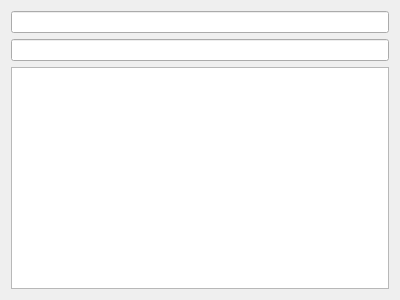
Before: the Qt Designer form opcua/OpcUaView.ui in CodElecCz/ArburgDataCollection, drawn with Qt 5.
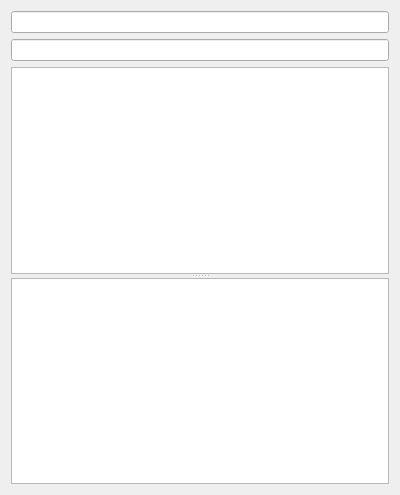
After: the same form once the commit is applied.

```diff
--- a/opcua/OpcUaView.ui
+++ b/opcua/OpcUaView.ui
@@ -7,13 +7,13 @@
     <x>0</x>
     <y>0</y>
     <width>400</width>
-    <height>300</height>
+    <height>495</height>
    </rect>
   </property>
   <property name="windowTitle">
    <string>Form</string>
   </property>
-  <layout class="QVBoxLayout" name="verticalLayout">
+  <layout class="QVBoxLayout" name="verticalLayout_3">
    <item>
     <widget class="QLineEdit" name="server">
      <property name="readOnly">
@@ -22,6 +22,13 @@
     </widget>
    </item>
    <item>
+    <widget class="QSplitter" name="splitter">
+     <property name="orientation">
+      <enum>Qt::Vertical</enum>
+     </property>
+     <widget class="QWidget" name="verticalLayoutWidget">
+      <layout class="QVBoxLayout" name="verticalLayout">
+       <item>
     <widget class="QLineEdit" name="endpoint">
      <property name="readOnly">
       <bool>true</bool>
@@ -30,6 +37,27 @@
    </item>
    <item>
     <widget class="QTreeView" name="treeView"/>
+       </item>
+      </layout>
+     </widget>
+     <widget class="QWidget" name="verticalLayoutWidget_2">
+      <layout class="QVBoxLayout" name="verticalLayout_2">
+       <item>
+        <widget class="QTableView" name="tableView">
+         <property name="selectionMode">
+          <enum>QAbstractItemView::SingleSelection</enum>
+         </property>
+         <property name="selectionBehavior">
+          <enum>QAbstractItemView::SelectRows</enum>
+         </property>
+         <attribute name="verticalHeaderVisible">
+          <bool>false</bool>
+         </attribute>
+        </widget>
+       </item>
+      </layout>
+     </widget>
+    </widget>
    </item>
   </layout>
  </widget>
```
Lines whose indentation alone changed are shown as unchanged.
